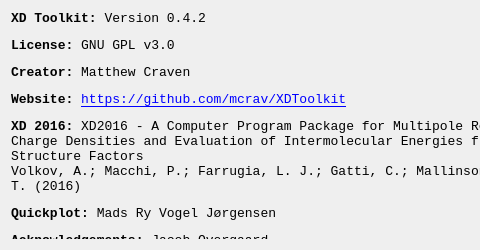
Above: about.ui from mcrav/XDToolkit before the change; both pictures show x 0 to 480 and y 0 to 250 of the 767 by 250 pixel window. Below: the same form after it.
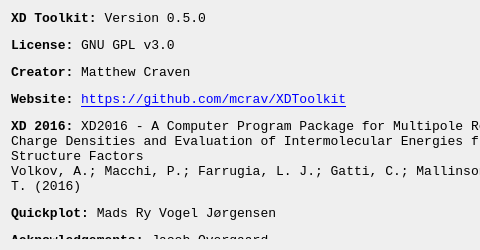
That is the form after the change. Icons and pictures are not drawn.

What changed in the file:
```diff
--- a/about.ui
+++ b/about.ui
@@ -30,7 +30,7 @@
    <item row="0" column="0">
     <widget class="QLabel" name="label">
      <property name="text">
-      <string>&lt;html&gt;&lt;head/&gt;&lt;body&gt;&lt;p&gt;&lt;span style=&quot; font-weight:600;&quot;&gt;XD Toolkit:&lt;/span&gt; Version 0.4.2&lt;/p&gt;&lt;p&gt;&lt;span style=&quot; font-weight:600;&quot;&gt;License: &lt;/span&gt;GNU GPL v3.0&lt;/p&gt;&lt;p&gt;&lt;span style=&quot; font-weight:600;&quot;&gt;Creator:&lt;/span&gt; Matthew Craven&lt;/p&gt;&lt;p&gt;&lt;span style=&quot; font-weight:600;&quot;&gt;Website: &lt;/span&gt;&lt;a href=&quot;https://github.com/mcrav/XDToolkit&quot;&gt;&lt;span style=&quot; text-decoration: underline; color:#0000ff;&quot;&gt;https://github.com/mcrav/XDToolkit&lt;/span&gt;&lt;/a&gt;&lt;/p&gt;&lt;p&gt;&lt;span style=&quot; font-weight:600;&quot;&gt;XD 2016:&lt;/span&gt; XD2016 - A Computer Program Package for Multipole Refinement, Topological Analysis of Charge Densities and Evaluation of Intermolecular Energies from Experimental and Theoretical Structure Factors &lt;br/&gt;Volkov, A.; Macchi, P.; Farrugia, L. J.; Gatti, C.; Mallinson, P.; Richter, T.; Koritsanszky, T. (2016) &lt;/p&gt;&lt;p&gt;&lt;span style=&quot; font-weight:600;&quot;&gt;Quickplot:&lt;/span&gt; Mads Ry Vogel Jørgensen&lt;/p&gt;&lt;p&gt;&lt;span style=&quot; font-weight:600;&quot;&gt;Acknowledgements: &lt;/span&gt;Jacob Overgaard&lt;/p&gt;&lt;/body&gt;&lt;/html&gt;</string>
+      <string>&lt;html&gt;&lt;head/&gt;&lt;body&gt;&lt;p&gt;&lt;span style=&quot; font-weight:600;&quot;&gt;XD Toolkit:&lt;/span&gt; Version 0.5.0&lt;/p&gt;&lt;p&gt;&lt;span style=&quot; font-weight:600;&quot;&gt;License: &lt;/span&gt;GNU GPL v3.0&lt;/p&gt;&lt;p&gt;&lt;span style=&quot; font-weight:600;&quot;&gt;Creator:&lt;/span&gt; Matthew Craven&lt;/p&gt;&lt;p&gt;&lt;span style=&quot; font-weight:600;&quot;&gt;Website: &lt;/span&gt;&lt;a href=&quot;https://github.com/mcrav/XDToolkit&quot;&gt;&lt;span style=&quot; text-decoration: underline; color:#0000ff;&quot;&gt;https://github.com/mcrav/XDToolkit&lt;/span&gt;&lt;/a&gt;&lt;/p&gt;&lt;p&gt;&lt;span style=&quot; font-weight:600;&quot;&gt;XD 2016:&lt;/span&gt; XD2016 - A Computer Program Package for Multipole Refinement, Topological Analysis of Charge Densities and Evaluation of Intermolecular Energies from Experimental and Theoretical Structure Factors &lt;br/&gt;Volkov, A.; Macchi, P.; Farrugia, L. J.; Gatti, C.; Mallinson, P.; Richter, T.; Koritsanszky, T. (2016) &lt;/p&gt;&lt;p&gt;&lt;span style=&quot; font-weight:600;&quot;&gt;Quickplot:&lt;/span&gt; Mads Ry Vogel Jørgensen&lt;/p&gt;&lt;p&gt;&lt;span style=&quot; font-weight:600;&quot;&gt;Acknowledgements: &lt;/span&gt;Jacob Overgaard&lt;/p&gt;&lt;/body&gt;&lt;/html&gt;</string>
      </property>
      <property name="alignment">
       <set>Qt::AlignLeading|Qt::AlignLeft|Qt::AlignTop</set>
```
